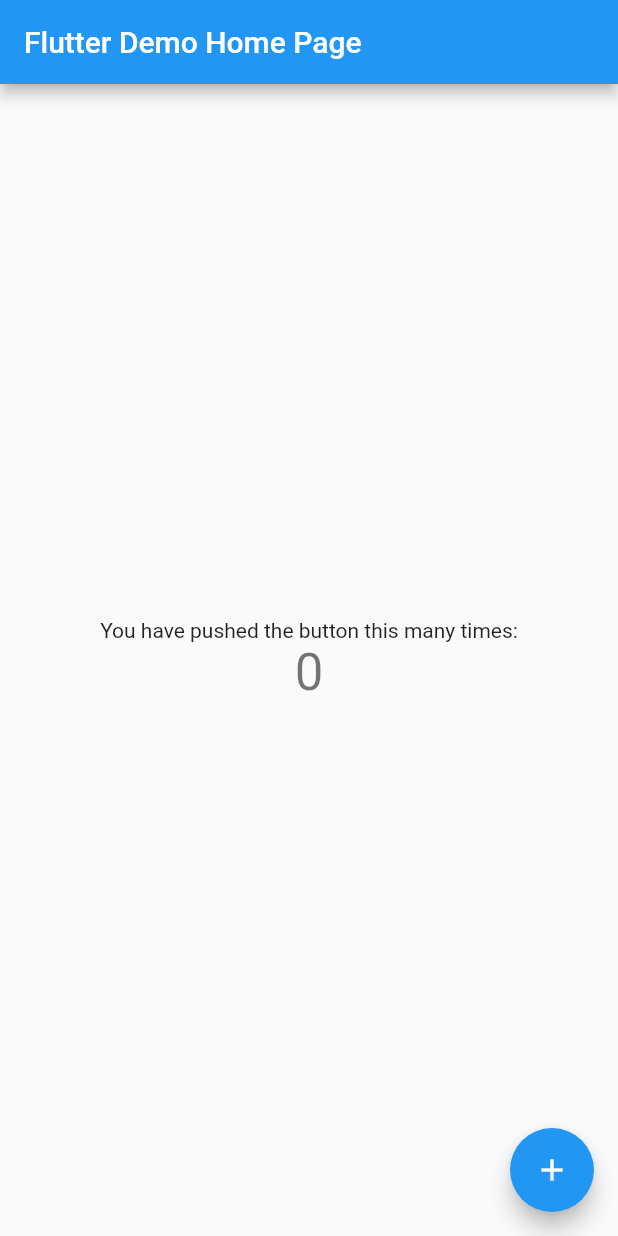
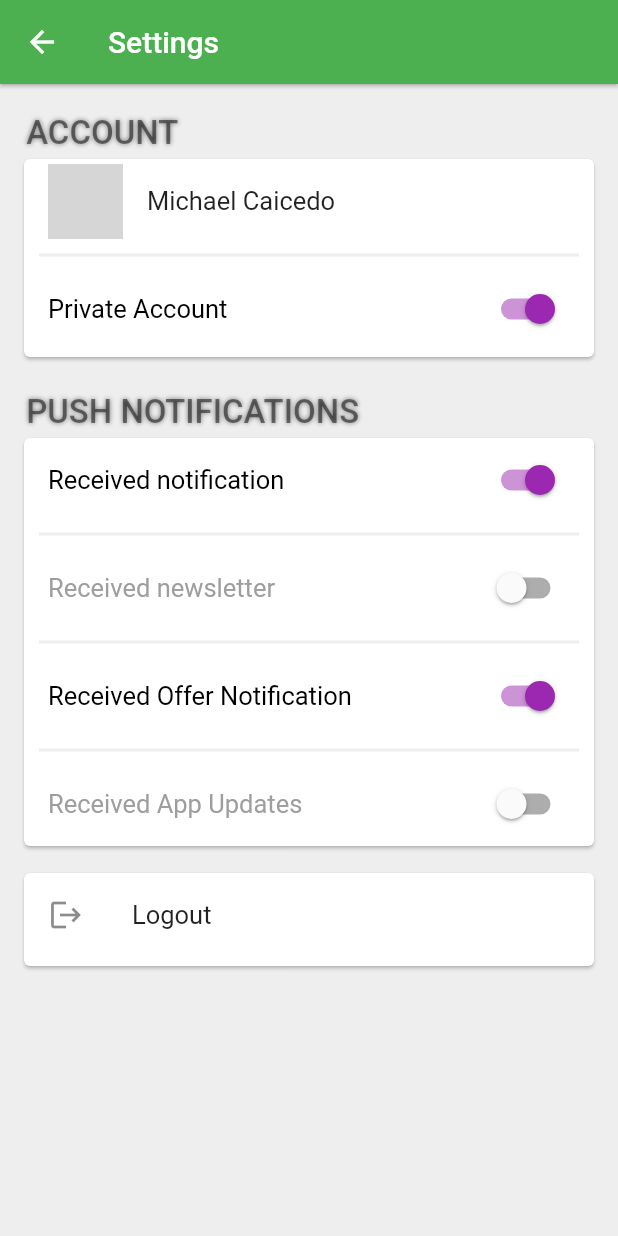
Before and after one commit to 07Maik/user_configuration_basic, a Flutter app: the screen it shows after launch, on a phone screen of 412 x 824 dp. Run offline on Flutter 3.47's test engine with Material 2 defaults, Android fonts, the phone set to English and light mode, and no system bars; network calls fail; grey boxes are pictures that could not be loaded.

Commit message:
View user settings completed

```diff
--- a/lib/main.dart
+++ b/lib/main.dart
@@ -1,115 +1,17 @@
 import 'package:flutter/material.dart';
 
-void main() {
-  runApp(const MyApp());
-}
+import 'package:user_configuration_basic/screens/user_settings_screen.dart';
+
+void main() => runApp(const MyApp());
 
 class MyApp extends StatelessWidget {
   const MyApp({super.key});
 
-  // This widget is the root of your application.
   @override
   Widget build(BuildContext context) {
-    return MaterialApp(
-      title: 'Flutter Demo',
-      theme: ThemeData(
-        // This is the theme of your application.
-        //
-        // Try running your application with "flutter run". You'll see the
-        // application has a blue toolbar. Then, without quitting the app, try
-        // changing the primarySwatch below to Colors.green and then invoke
-        // "hot reload" (press "r" in the console where you ran "flutter run",
-        // or simply save your changes to "hot reload" in a Flutter IDE).
-        // Notice that the counter didn't reset back to zero; the application
-        // is not restarted.
-        primarySwatch: Colors.blue,
-      ),
-      home: const MyHomePage(title: 'Flutter Demo Home Page'),
+    return const MaterialApp(
+      title: 'Hola',
+      home: UserSettingsScreen(),
     );
   }
 }
-
-class MyHomePage extends StatefulWidget {
-  const MyHomePage({super.key, required this.title});
-
-  // This widget is the home page of your application. It is stateful, meaning
-  // that it has a State object (defined below) that contains fields that affect
-  // how it looks.
-
-  // This class is the configuration for the state. It holds the values (in this
-  // case the title) provided by the parent (in this case the App widget) and
-  // used by the build method of the State. Fields in a Widget subclass are
-  // always marked "final".
-
-  final String title;
-
-  @override
-  State<MyHomePage> createState() => _MyHomePageState();
-}
-
-class _MyHomePageState extends State<MyHomePage> {
-  int _counter = 0;
-
-  void _incrementCounter() {
-    setState(() {
-      // This call to setState tells the Flutter framework that something has
-      // changed in this State, which causes it to rerun the build method below
-      // so that the display can reflect the updated values. If we changed
-      // _counter without calling setState(), then the build method would not be
-      // called again, and so nothing would appear to happen.
-      _counter++;
-    });
-  }
-
-  @override
-  Widget build(BuildContext context) {
-    // This method is rerun every time setState is called, for instance as done
-    // by the _incrementCounter method above.
-    //
-    // The Flutter framework has been optimized to make rerunning build methods
-    // fast, so that you can just rebuild anything that needs updating rather
-    // than having to individually change instances of widgets.
-    return Scaffold(
-      appBar: AppBar(
-        // Here we take the value from the MyHomePage object that was created by
-        // the App.build method, and use it to set our appbar title.
-        title: Text(widget.title),
-      ),
-      body: Center(
-        // Center is a layout widget. It takes a single child and positions it
-        // in the middle of the parent.
-        child: Column(
-          // Column is also a layout widget. It takes a list of children and
-          // arranges them vertically. By default, it sizes itself to fit its
-          // children horizontally, and tries to be as tall as its parent.
-          //
-          // Invoke "debug painting" (press "p" in the console, choose the
-          // "Toggle Debug Paint" action from the Flutter Inspector in Android
-          // Studio, or the "Toggle Debug Paint" command in Visual Studio Code)
-          // to see the wireframe for each widget.
-          //
-          // Column has various properties to control how it sizes itself and
-          // how it positions its children. Here we use mainAxisAlignment to
-          // center the children vertically; the main axis here is the vertical
-          // axis because Columns are vertical (the cross axis would be
-          // horizontal).
-          mainAxisAlignment: MainAxisAlignment.center,
-          children: <Widget>[
-            const Text(
-              'You have pushed the button this many times:',
-            ),
-            Text(
-              '$_counter',
-              style: Theme.of(context).textTheme.headline4,
-            ),
-          ],
-        ),
-      ),
-      floatingActionButton: FloatingActionButton(
-        onPressed: _incrementCounter,
-        tooltip: 'Increment',
-        child: const Icon(Icons.add),
-      ), // This trailing comma makes auto-formatting nicer for build methods.
-    );
-  }
-}
--- /dev/null
+++ b/lib/screens/user_settings_screen.dart
@@ -0,0 +1,141 @@
+import 'package:flutter/material.dart';
+
+class UserSettingsScreen extends StatelessWidget {
+  const UserSettingsScreen({super.key});
+
+  @override
+  Widget build(BuildContext context) {
+    return Scaffold(
+      appBar: AppBar(
+        backgroundColor: Colors.green,
+        leading: const Icon(Icons.arrow_back),
+        title: const Text('Settings'),
+        elevation: 1,
+      ),
+      backgroundColor: Colors.grey[200],
+      body: SingleChildScrollView(
+        child: Padding(
+          padding: const EdgeInsets.symmetric(horizontal: 12.0),
+          child: Column(children: [
+            account(),
+            pushNotifications(),
+            logOut(),
+          ]),
+        ),
+      ),
+    );
+  }
+
+  Widget account() {
+    return Container(
+      margin: const EdgeInsets.symmetric(vertical: 20),
+      child: Column(
+        children: [
+          groupTitle('ACCOUNT'),
+          CustomCard(
+            cardItems: [
+              ListTile(
+                leading: Container(
+                  width: 50,
+                  height: 50,
+                  decoration: const BoxDecoration(
+                      shape: BoxShape.circle,
+                      image: DecorationImage(
+                          fit: BoxFit.cover,
+                          image: NetworkImage(
+                            'https://cdn.pixabay.com/photo/2017/04/01/21/06/portrait-2194457_960_720.jpg',
+                          ))),
+                ),
+                title: const Text('Michael Caicedo',
+                    style: TextStyle(fontSize: 17)),
+              ),
+              customSwitchListTile('Private Account', true),
+            ],
+          ),
+        ],
+      ),
+    );
+  }
+
+  Widget pushNotifications() {
+    return Container(
+      margin: const EdgeInsets.only(bottom: 10.0),
+      child: Column(
+        children: [
+          groupTitle('PUSH NOTIFICATIONS'),
+          CustomCard(
+            cardItems: [
+              customSwitchListTile('Received notification', true),
+              customSwitchListTile('Received newsletter', false),
+              customSwitchListTile('Received Offer Notification', true),
+              customSwitchListTile('Received App Updates', false),
+            ],
+          ),
+        ],
+      ),
+    );
+  }
+
+  CustomCard logOut() {
+    return const CustomCard(cardItems: [
+      ListTile(
+        leading: Icon(Icons.logout),
+        title: Text('Logout',style: TextStyle(fontSize: 17)),
+      )
+    ]);
+  }
+
+  Widget groupTitle(text) => Align(
+        alignment: Alignment.centerLeft,
+        child: Text(
+          " $text",
+          style: TextStyle(
+              shadows: [
+                Shadow(color: Colors.black.withOpacity(0.5), blurRadius: 4)
+              ],
+              color: Colors.black.withOpacity(0.5),
+              fontSize: 22.0,
+              fontWeight: FontWeight.w500),
+        ),
+      );
+
+  Widget customSwitchListTile(String text, bool value) {
+    return SwitchListTile(
+      onChanged: (a) {
+        //TODO: manage change of state
+      },
+      value: value,
+      activeColor: Colors.purple,
+      title: Text(
+        text,
+        style: TextStyle(
+            color: (value ? Colors.black : Colors.grey), fontSize: 17),
+      ),
+    );
+  }
+}
+
+class CustomCard extends StatelessWidget {
+  final List<Widget> cardItems;
+
+  const CustomCard({super.key, required this.cardItems});
+
+  @override
+  Widget build(BuildContext context) {
+    return SizedBox(
+      height: 70.0 * cardItems.length,
+      child: Card(
+        elevation: 1,
+        shadowColor: Colors.black,
+        color: Colors.white,
+        child: ListView.separated(
+          physics: const NeverScrollableScrollPhysics(),
+          itemBuilder: (_, int index) => cardItems[index],
+          itemCount: cardItems.length,
+          separatorBuilder: (_, __) => Divider(
+              endIndent: 10, indent: 10, color: Colors.grey[200], thickness: 2),
+        ),
+      ),
+    );
+  }
+}
```
Also changed, not shown: 1 other file.
